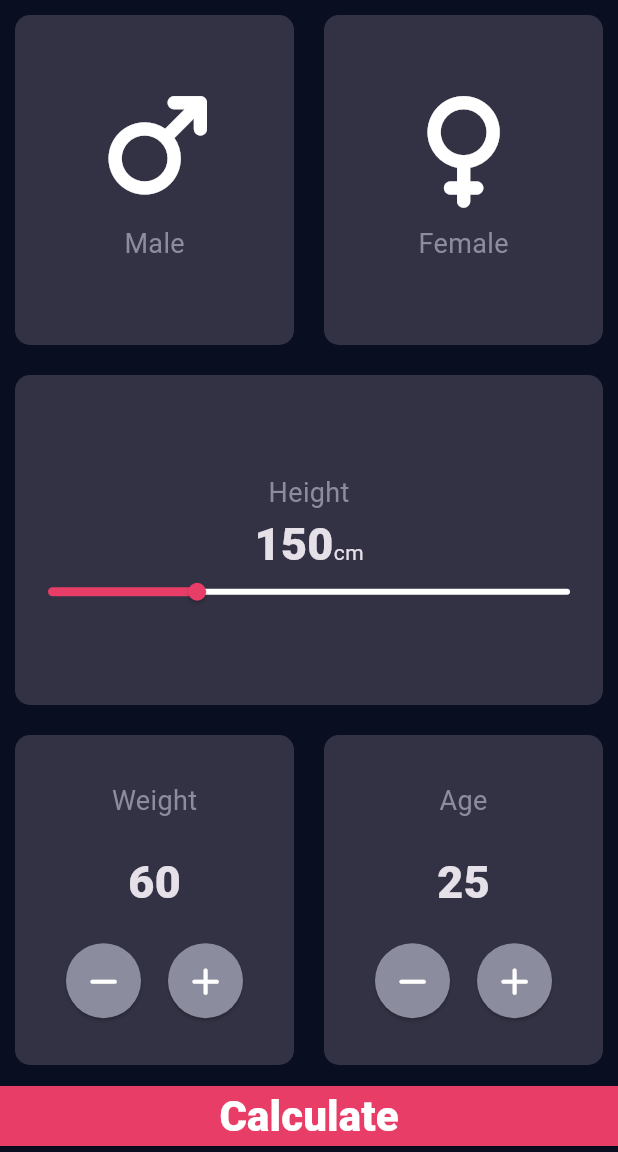
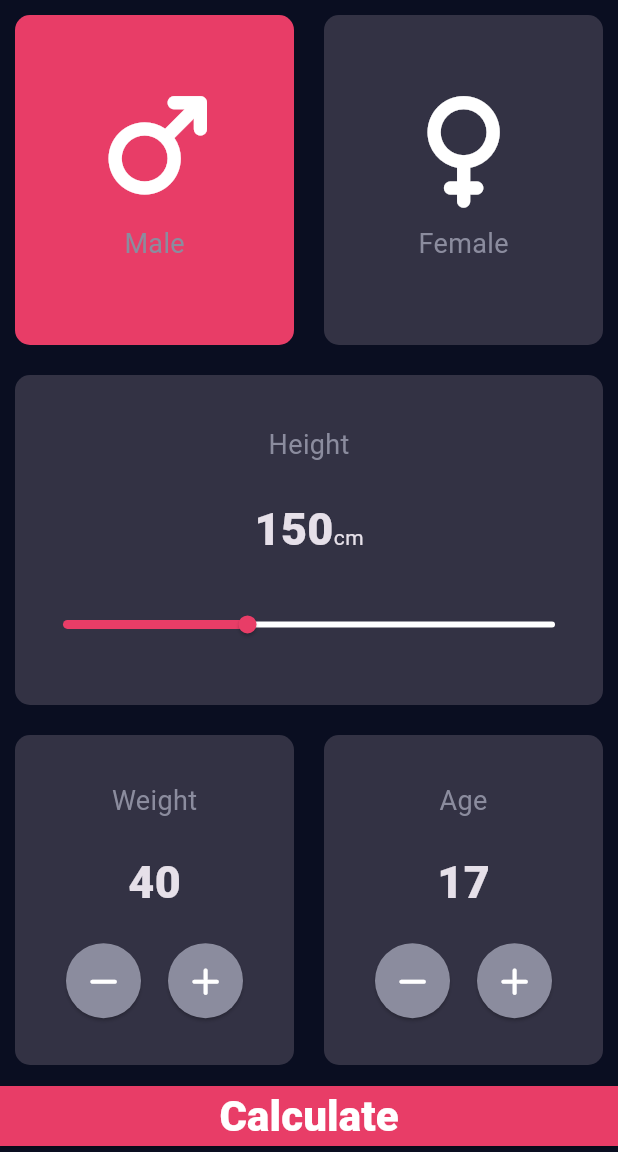
Before and after one commit to israaisraa4/BMI_Calculator, a Flutter app: the screen it shows after launch, on a phone screen of 412 x 824 dp, the part 84-1236 px from its top. Run offline on Flutter 3.47's test engine with Material 3 defaults, Android fonts, the phone set to English and light mode, and no system bars; our stand-ins replace font_awesome_flutter.

Commit message:
finish program app

```diff
--- a/lib/screens/home.dart
+++ b/lib/screens/home.dart
@@ -1,4 +1,8 @@
+import 'package:flutter/material.dart';
+import 'package:font_awesome_flutter/font_awesome_flutter.dart';
 import 'package:bmi_calculator/helpers/constants.dart';
+import 'package:bmi_calculator/logic/bmi_brain.dart';
+import 'package:bmi_calculator/screens/result.dart';
 import 'package:bmi_calculator/widgets/calc_button.dart';
 import 'package:bmi_calculator/widgets/custom_card.dart';
 import 'package:bmi_calculator/widgets/custom_icon_button.dart';
@@ -6,9 +10,20 @@ import 'package:bmi_calculator/widgets/gender_box_contnet.dart';
 import 'package:flutter/material.dart';
 import 'package:font_awesome_flutter/font_awesome_flutter.dart';
 
-class Home extends StatelessWidget {
-  const Home({super.key});
+enum Gender { male, female }
 
+class Home extends StatefulWidget {
+  Home({super.key});
+
+  @override
+  State<Home> createState() => _HomeState();
+}
+
+class _HomeState extends State<Home> {
+  int height = 150;
+  int age = 17;
+  int weight = 40;
+  Gender selectedGender = Gender.male;
   @override
   Widget build(BuildContext context) {
     return Scaffold(
@@ -16,12 +31,19 @@ class Home extends StatelessWidget {
       body: Column(
         crossAxisAlignment: CrossAxisAlignment.stretch,
         children: [
-
           Expanded(
             child: Row(
               children: [
                 Expanded(
                   child: Custom_card(
+                    cardColor: selectedGender == Gender.male
+                        ? secoundryColor
+                        : background_card_color,
+                    ontap: () {
+                      setState(() {
+                        selectedGender = Gender.male;
+                      });
+                    },
                     child: GenderBoxContnet(
                       gender: 'Male',
                       genderIcon: FontAwesomeIcons.mars,
@@ -30,6 +52,15 @@ class Home extends StatelessWidget {
                 ),
                 Expanded(
                   child: Custom_card(
+                    cardColor: selectedGender == Gender.female
+                        ? secoundryColor
+                        : background_card_color,
+                    ontap: () {
+                      setState(() {
+                        selectedGender = Gender.female;
+                      });
+                    },
+
                     child: GenderBoxContnet(
                       gender: 'Female',
                       genderIcon: FontAwesomeIcons.venus,
@@ -41,9 +72,13 @@ class Home extends StatelessWidget {
           ),
 
           Expanded(
+            child: Row(
+              children: [
+                Expanded(
                   child: Custom_card(
                     child: Column(
-                mainAxisAlignment: MainAxisAlignment.center,
+                      mainAxisAlignment: MainAxisAlignment.spaceEvenly,
+
                       children: [
                         Text('Height', style: labelStyle),
                         Row(
@@ -51,27 +86,38 @@ class Home extends StatelessWidget {
                           crossAxisAlignment: CrossAxisAlignment.baseline,
                           textBaseline: TextBaseline.alphabetic,
                           children: [
-                      Text('150', style: numberStyle),
+                            Text(height.toString(), style: numberStyle),
                             Text('cm'),
                           ],
                         ),
                         SliderTheme(
                           data: SliderTheme.of(context).copyWith(
-                      thumbShape: RoundSliderThumbShape(enabledThumbRadius: 6),
-                      overlayShape: RoundSliderOverlayShape(overlayRadius: 10),
+                            thumbShape: RoundSliderThumbShape(
+                              enabledThumbRadius: 6,
+                            ),
+                            overlayShape: RoundSliderOverlayShape(
+                              overlayRadius: 20,
+                            ),
                             activeTrackColor: Color(0xffE83D67),
                             inactiveTrackColor: Colors.white,
                             thumbColor: Color(0xffE83D67),
                           ),
                           child: Slider(
-                      min: 130,
+                            min: 120,
                             max: 200,
-                      value: 150,
-                      onChanged: (value) {},
+                            value: height.toDouble(),
+                            onChanged: (value) {
+                              setState(() {
+                                height = value.round();
+                              });
+                            },
                           ),
                         ),
                       ],
                     ),
+                  ),
+                ),
+              ],
             ),
           ),
           Expanded(
@@ -83,13 +129,28 @@ class Home extends StatelessWidget {
                       mainAxisAlignment: MainAxisAlignment.spaceEvenly,
                       children: [
                         Text('Weight', style: labelStyle),
-                        Text('60', style: numberStyle),
+                        Text(weight.toString(), style: numberStyle),
                         Row(
                           mainAxisAlignment: MainAxisAlignment.center,
+
                           children: [
-                            CustomIconButton(iconData: FontAwesomeIcons.minus),
+                            CustomIconButton(
+                              iconData: FontAwesomeIcons.minus,
+                              onPress: () {
+                                setState(() {
+                                  if (weight > 40) --weight;
+                                });
+                              },
+                            ),
 
-                            CustomIconButton(iconData: FontAwesomeIcons.plus),
+                            CustomIconButton(
+                              iconData: FontAwesomeIcons.plus,
+                              onPress: () {
+                                setState(() {
+                                  if (weight < 150) ++weight;
+                                });
+                              },
+                            ),
                           ],
                         ),
                       ],
@@ -101,16 +162,29 @@ class Home extends StatelessWidget {
                   child: Custom_card(
                     child: Column(
                       mainAxisAlignment: MainAxisAlignment.spaceEvenly,
-
                       children: [
                         Text('Age', style: labelStyle),
-                        Text('25', style: numberStyle),
+                        Text(age.toString(), style: numberStyle),
                         Row(
                           mainAxisAlignment: MainAxisAlignment.center,
                           children: [
-                            CustomIconButton(iconData: FontAwesomeIcons.minus),
+                            CustomIconButton(
+                              iconData: FontAwesomeIcons.minus,
+                              onPress: () {
+                                setState(() {
+                                  age = age > 17 ? age - 1 : age;
+                                });
+                              },
+                            ),
 
-                            CustomIconButton(iconData: FontAwesomeIcons.plus),
+                            CustomIconButton(
+                              iconData: FontAwesomeIcons.plus,
+                              onPress: () {
+                                setState(() {
+                                  age = age < 80 ? age + 1 : age;
+                                });
+                              },
+                            ),
                           ],
                         ),
                       ],
@@ -120,7 +194,28 @@ class Home extends StatelessWidget {
               ],
             ),
           ),
-          CalculateButton(title: 'Calculate'),
+          CalculateButton(
+            title: 'Calculate',
+            onPress: () {
+              BMICalculator bmiCalc = BMICalculator(
+                height: height,
+                weight: weight,
+              );
+
+              Navigator.push(
+                context,
+                MaterialPageRoute(
+                  builder: (context) {
+                    return ResultScreen(
+                      bmi: bmiCalc.bmi,
+                      resultClass: bmiCalc.getResult(),
+                      advice: bmiCalc.getAdvice(),
+                    );
+                  },
+                ),
+              );
+            },
+          ),
         ],
       ),
     );
--- a/lib/widgets/calc_button.dart
+++ b/lib/widgets/calc_button.dart
@@ -1,16 +1,20 @@
 import 'package:bmi_calculator/helpers/constants.dart';
 import 'package:flutter/material.dart';
+import 'package:bmi_calculator/screens/result.dart';
 
 class CalculateButton extends StatelessWidget {
   final String title;
-  const CalculateButton({super.key, required this.title});
+  final void Function()? onPress;
+  const CalculateButton({
+    super.key,
+    required this.title,
+    required this.onPress,
+  });
 
   @override
   Widget build(BuildContext context) {
     return ElevatedButton(
-      onPressed: () {
-        Navigator.pushNamed(context, '/result');
-      },
+      onPressed: onPress,
       style: ElevatedButton.styleFrom(
         backgroundColor: secoundryColor,
 
--- a/lib/widgets/custom_card.dart
+++ b/lib/widgets/custom_card.dart
@@ -3,19 +3,29 @@ import 'package:flutter/material.dart';
 import 'package:font_awesome_flutter/font_awesome_flutter.dart';
 
 class Custom_card extends StatelessWidget {
-  Widget child;
-  Custom_card({super.key, required this.child});
+  final Widget child;
+  final void Function()? ontap;
+  final Color cardColor;
+  const Custom_card({
+    super.key,
+    required this.child,
+    this.ontap,
+    this.cardColor = const Color(0xff333244),
+  });
 
   @override
   Widget build(BuildContext context) {
-    return Container(
-      margin: EdgeInsets.all(10),
-      padding: EdgeInsets.all(12),
-      decoration: BoxDecoration(
-        color: background_card_color,
-        borderRadius: BorderRadius.circular(10.0),
+    return InkWell(
+      onTap: ontap,
+      child: Container(
+        margin: EdgeInsets.all(10),
+        padding: EdgeInsets.all(12),
+        decoration: BoxDecoration(
+          color: cardColor,
+          borderRadius: BorderRadius.circular(10.0),
+        ),
+        child: child,
       ),
-      child: child,
     );
   }
 }
--- a/lib/widgets/custom_icon_button.dart
+++ b/lib/widgets/custom_icon_button.dart
@@ -2,12 +2,17 @@ import 'package:flutter/material.dart';
 
 class CustomIconButton extends StatelessWidget {
   final IconData iconData;
-  const CustomIconButton({super.key, required this.iconData});
+  final void Function()? onPress;
+  const CustomIconButton({
+    super.key,
+    required this.iconData,
+    required this.onPress,
+  });
 
   @override
   Widget build(BuildContext context) {
     return ElevatedButton(
-      onPressed: () {},
+      onPressed: onPress,
       style: ElevatedButton.styleFrom(
         minimumSize: const Size(50, 50),
         shape: const CircleBorder(),
--- a/pubspec.yaml
+++ b/pubspec.yaml
@@ -59,8 +59,8 @@ flutter:
   uses-material-design: true
 
   # To add assets to your application, add an assets section, like this:
-  # assets:
-  #   - images/a_dot_burr.jpeg
+  assets:
+    - images/
   #   - images/a_dot_ham.jpeg
 
   # An image asset can refer to one or more resolution-specific "variants", see
```
Also changed, not shown: lib/screens/result.dart (+9 -7 lines), images/home.png (added), images/result.png (added), lib/widgets/gender_box_contnet.dart (line endings or trailing spaces), 1 other file. Lines whose indentation alone changed are shown as unchanged.
